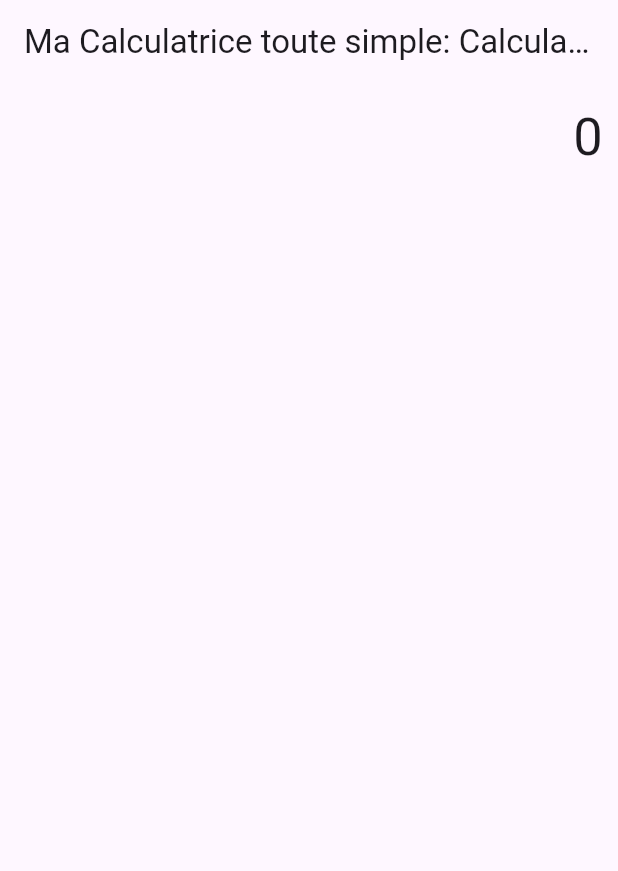
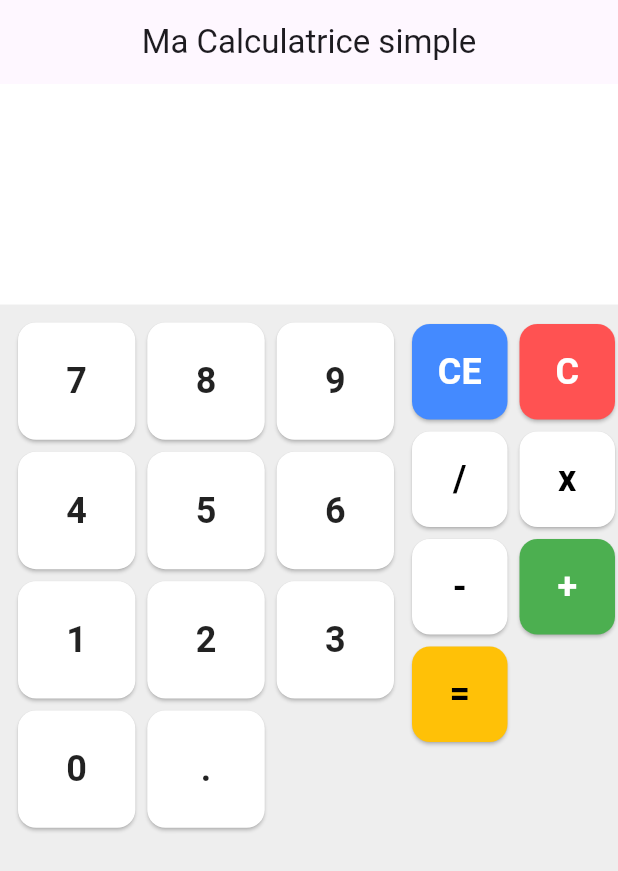
Before and after one commit to DjibrilDia1/cal_flut, a Flutter app: the screen it shows after launch, on a phone screen of 412 x 824 dp. Shown: the top 871 px of the screen. Run offline on Flutter 3.47's test engine with Material 3 defaults, Android fonts, the phone set to English and light mode, and no system bars.

Commit message:
Mise en place de l'interface UI

```diff
--- a/lib/main.dart
+++ b/lib/main.dart
@@ -1,3 +1,4 @@
+// ignore_for_file: use_key_in_widget_constructors
 import 'package:flutter/material.dart';
 
 void main() {
@@ -8,37 +9,141 @@ class Calculatrice extends StatelessWidget {
   @override
   Widget build(BuildContext context) {
     return MaterialApp(
-      title: "Calcultatrice",
-      //debugShowCheckedModeBanner: false,
-      theme: ThemeData(primarySwatch: Colors.blue),
-      home: CalculatriceSimple(),
+      title: "Calculatrice",
+      debugShowCheckedModeBanner: false,
+      theme: ThemeData(
+        primarySwatch: Colors.blue,
+        scaffoldBackgroundColor: Colors.grey[200],
+      ),
+      home: CalculatricePage(),
     );
   }
 }
 
-class CalculatriceSimple extends StatefulWidget {
+class CalculatricePage extends StatefulWidget {
   @override
-  _CalculatriceSimpleState createState() => _CalculatriceSimpleState();
+  CalculatricePageState createState() => CalculatricePageState();
 }
 
-class _CalculatriceSimpleState extends State<CalculatriceSimple> {
+class CalculatricePageState extends State<CalculatricePage> {
+  String display = '';
+  String result = '';
+
   @override
   Widget build(BuildContext context) {
     return Scaffold(
       appBar: AppBar(
-        title: Text("Ma Calculatrice toute simple: Calculatrice en ligne"),
+        title: const Text("Ma Calculatrice simple"),
         centerTitle: true,
       ),
+      body: Column(
+        mainAxisAlignment: MainAxisAlignment.end,
+        children: [
+          zoneAffichage(),
+          Expanded(child: clavier()),
+        ],
+      ),
+    );
+  }
 
-      body: Column(
+  // Zone d’affichage des calculs et du résultat
+  Widget zoneAffichage() {
+    return Container(
+      width: double.infinity,
+      padding: const EdgeInsets.all(20),
+      color: Colors.white,
+      child: Column(
+        crossAxisAlignment: CrossAxisAlignment.end,
         children: [
-          Container(
-            alignment: Alignment.centerRight,
-            padding: EdgeInsets.fromLTRB(20, 10, 10, 0),
-            child: Text("0", style: TextStyle(fontSize: 35)),
+          Text(
+            display,
+            style: const TextStyle(fontSize: 40, fontWeight: FontWeight.bold),
+          ),
+          const SizedBox(height: 10),
+          Text(
+            result,
+            style: const TextStyle(fontSize: 28, color: Colors.black54),
           ),
         ],
       ),
     );
   }
+
+  // Clavier principal
+  Widget clavier() {
+    return Row(
+      mainAxisAlignment: MainAxisAlignment.spaceBetween,
+      children: [
+        // ---- Partie gauche : chiffres ----
+        Expanded(
+          flex: 2,
+          child: GridView.count(
+            crossAxisCount: 3,
+            padding:  EdgeInsets.all(12),
+            mainAxisSpacing: 8,
+            crossAxisSpacing: 8,
+            children: [
+              for (var n in ['7', '8', '9', '4', '5', '6', '1', '2', '3', '0', '.'])
+                createButton(n, Colors.white, Colors.black87),
+            ],
+          ),
+        ),
+
+        // ---- Partie droite : opérateurs ----
+        Expanded(
+          flex: 1,
+          child: GridView.count(
+            crossAxisCount: 2,
+            padding: const EdgeInsets.only(top: 13,right: 2),
+            mainAxisSpacing: 8,
+            crossAxisSpacing: 8,
+            children: [
+              createButton('CE', Colors.blueAccent, Colors.white),
+              createButton('C', Colors.redAccent, Colors.white),
+              createButton('/', Colors.white, Colors.black),
+              createButton('x', Colors.white, Colors.black),
+              createButton('-', Colors.white, Colors.black),
+              createButton('+', Colors.green, Colors.white),
+              createButton('=', Colors.amber, Colors.black),
+            ],
+          ),
+        ),
+      ],
+    );
+  }
+
+  // Bouton réutilisable
+  Widget createButton(String text, Color bgColor, Color textColor) {
+    return ElevatedButton(
+      onPressed: () => onButtonClick(text),
+      style: ElevatedButton.styleFrom(
+        backgroundColor: bgColor,
+        foregroundColor: textColor,
+        padding: const EdgeInsets.all(12),
+        shape: RoundedRectangleBorder(
+          borderRadius: BorderRadius.circular(12),
+        ),
+      ),
+      child: Text(
+        text,
+        style: const TextStyle(fontSize: 24, fontWeight: FontWeight.bold),
+      ),
+    );
+  }
+
+  // Fonction appelée quand on clique sur un bouton
+  void onButtonClick(String text) {
+    setState(() {
+      // Exemple basique de comportement (à améliorer plus tard)
+      if (text == 'C') {
+        display = '';
+        result = '';
+      } else if (text == '=') {
+        // Plus tard : ajouter la logique de calcul ici
+        result = display;
+      } else {
+        display += text;
+      }
+    });
+  }
 }
```
